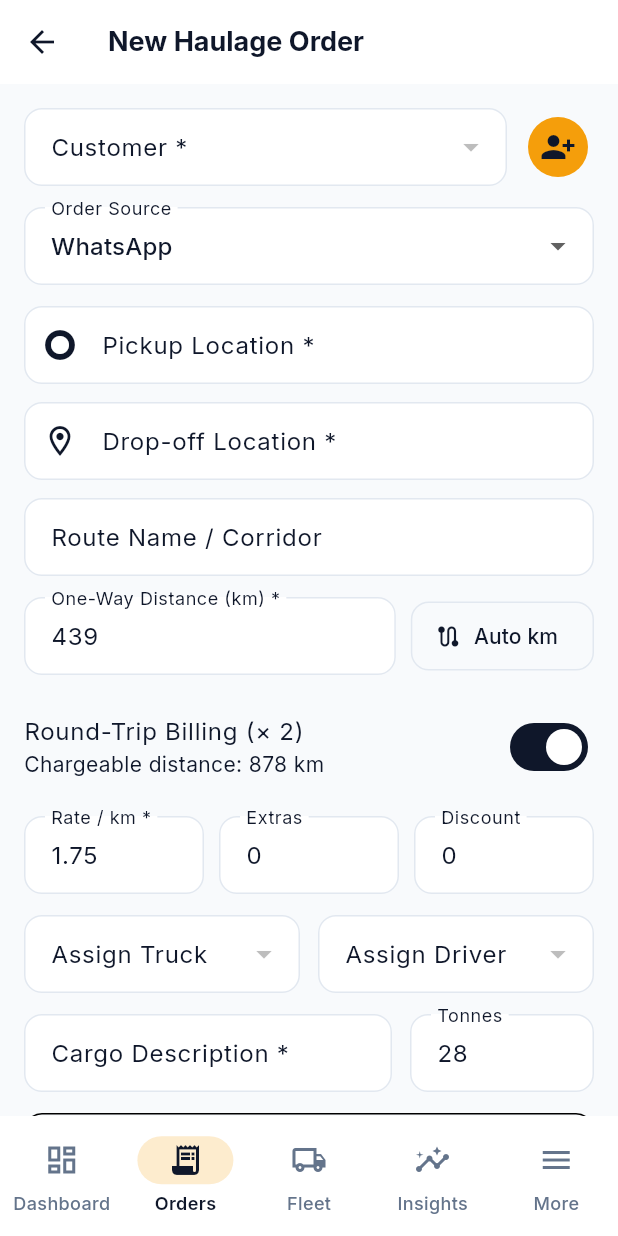
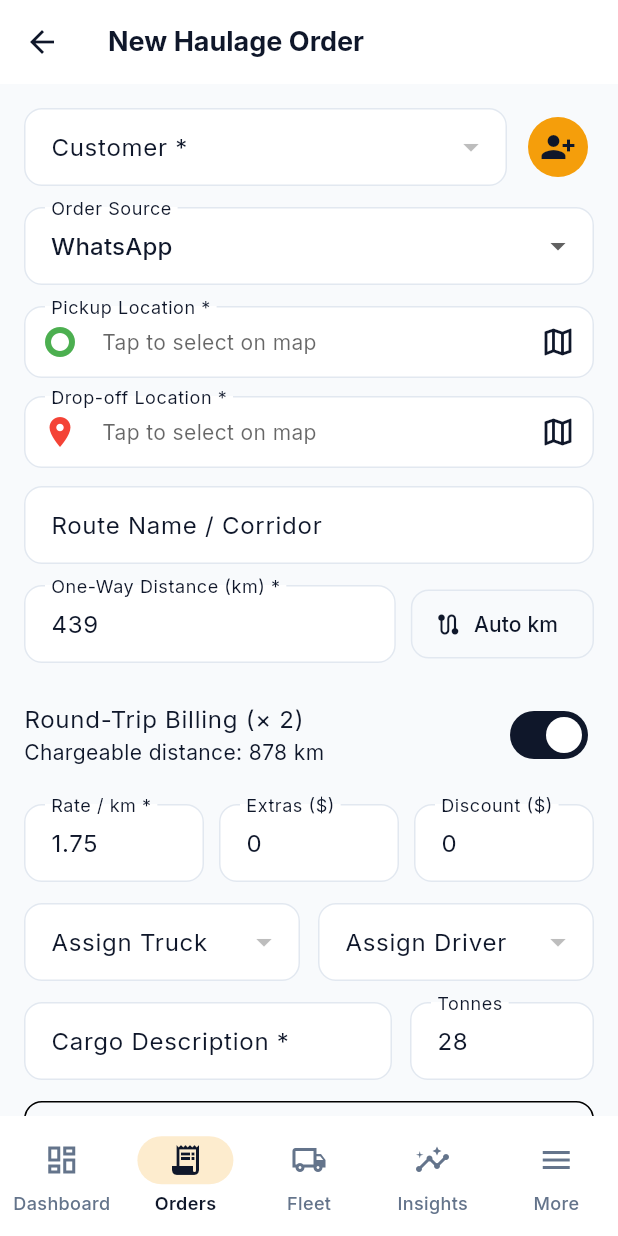
Before and after one commit to coderashe/Truck, a Flutter app: the OrderFormScreen screen opened by its route, on a phone screen of 412 x 824 dp. Run offline on Flutter 3.47's test engine with Material 3 defaults, Android fonts, the phone set to English and light mode, and no system bars; our stand-ins replace cloud_firestore, firebase_auth, firebase_core, firebase_storage, fl_chart, flutter_animate and 10 more; accounts and stored records are empty.

Commit message:
fix: restore maps location picker, truck icon, fix overflows, add owner delete customer

```diff
--- a/flutter_app/lib/features/orders/order_form_screen.dart
+++ b/flutter_app/lib/features/orders/order_form_screen.dart
@@ -8,6 +8,7 @@ import '../../core/theme/app_theme.dart';
 import '../../core/utils/formatters.dart';
 import '../../core/utils/price_calculator.dart';
 import '../../core/utils/validators.dart';
+import '../../shared/widgets/location_picker_screen.dart';
 
 class OrderFormScreen extends ConsumerStatefulWidget {
   const OrderFormScreen({super.key});
@@ -82,6 +83,28 @@ class _OrderFormScreenState extends ConsumerState<OrderFormScreen> {
       extras: double.tryParse(_extrasCtrl.text.trim()) ?? 0,
       discount: double.tryParse(_discountCtrl.text.trim()) ?? 0,
     );
+  }
+
+  Future<void> _openLocationPicker({required bool isPickup}) async {
+    final result = await Navigator.of(context).push<GeoPointLocation>(
+      MaterialPageRoute(
+        fullscreenDialog: true,
+        builder: (_) => LocationPickerScreen(
+          title: isPickup ? 'Pickup' : 'Drop-off',
+          initial: isPickup ? _pickupGeo : _dropoffGeo,
+        ),
+      ),
+    );
+    if (result == null) return;
+    setState(() {
+      if (isPickup) {
+        _pickupGeo = result;
+        _pickupCtrl.text = result.address;
+      } else {
+        _dropoffGeo = result;
+        _dropoffCtrl.text = result.address;
+      }
+    });
   }
 
   Future<void> _autoCalculateDistance() async {
@@ -327,24 +350,24 @@ class _OrderFormScreenState extends ConsumerState<OrderFormScreen> {
               onChanged: (v) => setState(() => _source = v ?? OrderSource.whatsapp),
             ),
             const SizedBox(height: 14),
-            TextFormField(
+            // Pickup — tap to open map picker
+            _LocationTile(
+              label: 'Pickup Location *',
+              icon: Icons.trip_origin,
+              iconColor: Colors.green,
+              onTap: () => _openLocationPicker(isPickup: true),
+              validator: (v) => AppValidators.requiredField(v, 'Pickup location'),
               controller: _pickupCtrl,
-              decoration: const InputDecoration(
-                labelText: 'Pickup Location *',
-                hintText: 'e.g. Harare Industrial Depot',
-                prefixIcon: Icon(Icons.trip_origin),
-              ),
-              validator: (v) => AppValidators.requiredField(v, 'Pickup location'),
             ),
             const SizedBox(height: 12),
-            TextFormField(
+            // Drop-off — tap to open map picker
+            _LocationTile(
+              label: 'Drop-off Location *',
+              icon: Icons.location_on,
+              iconColor: Colors.red,
+              onTap: () => _openLocationPicker(isPickup: false),
+              validator: (v) => AppValidators.requiredField(v, 'Drop-off location'),
               controller: _dropoffCtrl,
-              decoration: const InputDecoration(
-                labelText: 'Drop-off Location *',
-                hintText: 'e.g. Bulawayo Belmont Warehouse',
-                prefixIcon: Icon(Icons.location_on_outlined),
-              ),
-              validator: (v) => AppValidators.requiredField(v, 'Drop-off location'),
             ),
             const SizedBox(height: 12),
             TextFormField(
@@ -413,7 +436,7 @@ class _OrderFormScreenState extends ConsumerState<OrderFormScreen> {
                     controller: _extrasCtrl,
                     keyboardType:
                         const TextInputType.numberWithOptions(decimal: true),
-                    decoration: const InputDecoration(labelText: 'Extras'),
+                    decoration: const InputDecoration(labelText: 'Extras (\$)'),
                     onChanged: (_) => setState(() {}),
                   ),
                 ),
@@ -423,7 +446,7 @@ class _OrderFormScreenState extends ConsumerState<OrderFormScreen> {
                     controller: _discountCtrl,
                     keyboardType:
                         const TextInputType.numberWithOptions(decimal: true),
-                    decoration: const InputDecoration(labelText: 'Discount'),
+                    decoration: const InputDecoration(labelText: 'Discount (\$)'),
                     onChanged: (_) => setState(() {}),
                   ),
                 ),
@@ -435,14 +458,13 @@ class _OrderFormScreenState extends ConsumerState<OrderFormScreen> {
                 Expanded(
                   child: DropdownButtonFormField<String>(
                     value: _selectedTruckId,
+                    isExpanded: true,
                     decoration: const InputDecoration(labelText: 'Assign Truck'),
                     items: trucks
-                        .map(
-                          (t) => DropdownMenuItem(
-                            value: t.id,
-                            child: Text(t.regNumber),
-                          ),
-                        )
+                        .map((t) => DropdownMenuItem(
+                              value: t.id,
+                              child: Text(t.regNumber, overflow: TextOverflow.ellipsis),
+                            ))
                         .toList(),
                     onChanged: (v) => setState(() => _selectedTruckId = v),
                   ),
@@ -451,14 +473,13 @@ class _OrderFormScreenState extends ConsumerState<OrderFormScreen> {
                 Expanded(
                   child: DropdownButtonFormField<String>(
                     value: _selectedDriverId,
+                    isExpanded: true,
                     decoration: const InputDecoration(labelText: 'Assign Driver'),
                     items: drivers
-                        .map(
-                          (d) => DropdownMenuItem(
-                            value: d.id,
-                            child: Text(d.name),
-                          ),
-                        )
+                        .map((d) => DropdownMenuItem(
+                              value: d.id,
+                              child: Text(d.name, overflow: TextOverflow.ellipsis),
+                            ))
                         .toList(),
                     onChanged: (v) => setState(() => _selectedDriverId = v),
                   ),
@@ -589,3 +610,57 @@ class _OrderFormScreenState extends ConsumerState<OrderFormScreen> {
     );
   }
 }
+
+// ── Location tile widget ─────────────────────────────────────────────────────
+
+class _LocationTile extends StatelessWidget {
+  final String label;
+  final IconData icon;
+  final Color iconColor;
+  final VoidCallback onTap;
+  final String? Function(String?)? validator;
+  final TextEditingController controller;
+
+  const _LocationTile({
+    required this.label,
+    required this.icon,
+    required this.iconColor,
+    required this.onTap,
+    required this.controller,
+    this.validator,
+  });
+
+  @override
+  Widget build(BuildContext context) {
+    final theme = Theme.of(context);
+    return FormField<String>(
+      initialValue: controller.text,
+      validator: (_) => validator?.call(controller.text),
+      builder: (state) {
+        return InkWell(
+          onTap: onTap,
+          borderRadius: BorderRadius.circular(12),
+          child: InputDecorator(
+            decoration: InputDecoration(
+              labelText: label,
+              prefixIcon: Icon(icon, color: iconColor),
+              suffixIcon: const Icon(Icons.map_outlined),
+              errorText: state.errorText,
+              border: OutlineInputBorder(
+                borderRadius: BorderRadius.circular(12),
+              ),
+            ),
+            child: Text(
+              controller.text.isNotEmpty ? controller.text : 'Tap to select on map',
+              style: controller.text.isNotEmpty
+                  ? theme.textTheme.bodyMedium
+                  : theme.textTheme.bodyMedium?.copyWith(color: theme.hintColor),
+              overflow: TextOverflow.ellipsis,
+              maxLines: 1,
+            ),
+          ),
+        );
+      },
+    );
+  }
+}
```
Also changed, not shown: flutter_app/lib/core/services/maps_service.dart (+17 -1 lines), flutter_app/lib/features/customers/customers_screen.dart (+33 -0 lines), flutter_app/lib/shared/widgets/location_picker_screen.dart (added, +347 -0 lines), flutter_app/pubspec.yaml (+11 -0 lines), flutter_app/assets/icons/truck_icon.png (added), flutter_app/assets/icons/truck_icon_fg.png (added), 14 other files.
